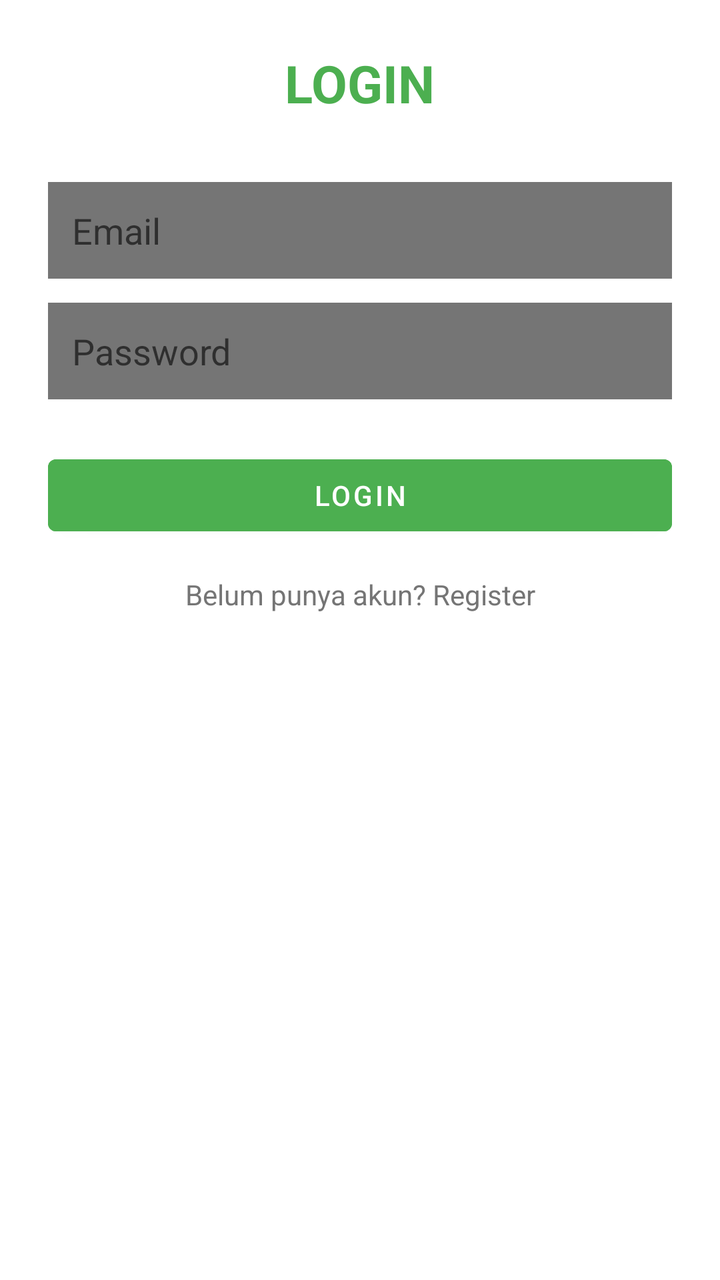
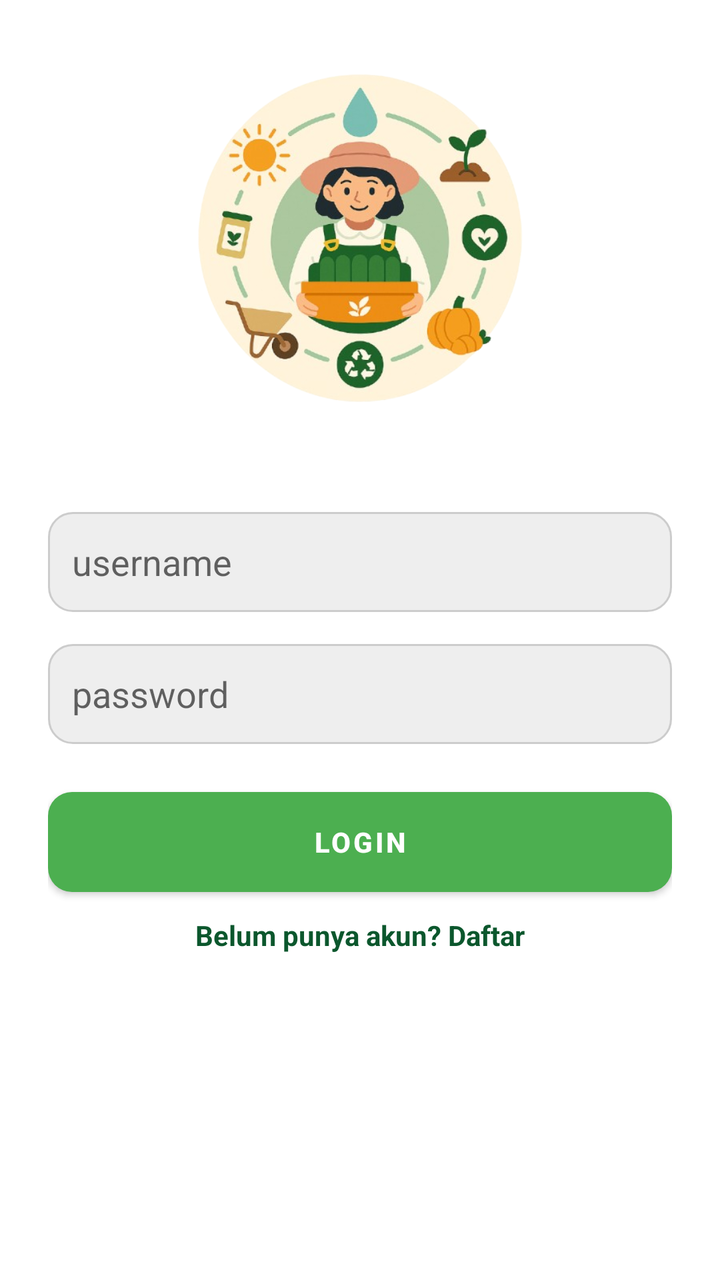

Screens rendered from an Android XML layout before and after an edit, with the pre-edit source and the edit as a unified diff.
<!-- AndroidManifest.xml: application theme Theme.PAMETA -->
<!-- res/layout/activity_login.xml -->
<?xml version="1.0" encoding="utf-8"?>
<LinearLayout
    xmlns:android="http://schemas.android.com/apk/res/android"
    android:orientation="vertical"
    android:padding="24dp"
    android:gravity="center_horizontal"
    android:background="@color/white"
    android:layout_width="match_parent"
    android:layout_height="match_parent">

    
    <TextView
        android:text="LOGIN"
        android:textSize="26sp"
        android:textStyle="bold"
        android:textColor="@color/primary"
        android:layout_marginBottom="32dp"
        android:layout_width="wrap_content"
        android:layout_height="wrap_content"/>

    
    <EditText
        android:id="@+id/etEmail"
        android:hint="@string/email_hint"
        android:padding="12dp"
        android:background="@color/text_secondary"
        android:layout_width="match_parent"
        android:layout_height="wrap_content"/>

    
    <EditText
        android:id="@+id/etPassword"
        android:hint="@string/password_hint"
        android:inputType="textPassword"
        android:padding="12dp"
        android:background="@color/text_secondary"
        android:layout_marginTop="12dp"
        android:layout_width="match_parent"
        android:layout_height="wrap_content"/>

    
    <Button
        android:id="@+id/btnLogin"
        android:text="@string/login"
        android:backgroundTint="@color/primary"
        android:textColor="@color/white"
        android:layout_marginTop="24dp"
        android:layout_width="match_parent"
        android:layout_height="48dp"/>

    
    <TextView
        android:id="@+id/tvToRegister"
        android:text="@string/no_account"
        android:textColor="@color/text_secondary"
        android:gravity="center"
        android:layout_marginTop="16dp"
        android:layout_width="match_parent"
        android:layout_height="wrap_content"/>

</LinearLayout>
<!-- resources referenced by this layout -->
<resources>
  <color name="primary">#4CAF50</color>
  <color name="text_secondary">#757575</color>
  <color name="white">#FFFFFF</color>
  <string name="email_hint">Email</string>
  <string name="login">Login</string>
  <string name="no_account">Belum punya akun? Register</string>
  <string name="password_hint">Password</string>
  <style name="Theme.PAMETA" parent="Theme.MaterialComponents.Light.NoActionBar">
          
          <item name="colorPrimary">@color/primary</item>
          <item name="colorPrimaryVariant">@color/primary</item>
          <item name="colorOnPrimary">@android:color/white</item>
          <item name="android:windowBackground">@color/white</item>
      </style>
</resources>

<!-- the commit's change to res/layout/activity_login.xml (unified diff, before → after) -->
@@ -1,61 +1,56 @@
 <?xml version="1.0" encoding="utf-8"?>
-<LinearLayout
-    xmlns:android="http://schemas.android.com/apk/res/android"
+<LinearLayout xmlns:android="http://schemas.android.com/apk/res/android"
+    android:layout_width="match_parent"
+    android:layout_height="match_parent"
     android:orientation="vertical"
+    android:gravity="center_horizontal"
     android:padding="24dp"
-    android:gravity="center_horizontal"
-    android:background="@color/white"
-    android:layout_width="match_parent"
-    android:layout_height="match_parent">
+    android:background="#FFFFFF">
 
-    
+    <ImageView
+        android:id="@+id/loginImage"
+        android:layout_width="200dp"
+        android:layout_height="200dp"
+        android:src="@drawable/login_image"
+        android:layout_marginBottom="32dp"
+        android:contentDescription="Login Image" />
+
+    <EditText
+        android:id="@+id/usernameEditText"
+        android:layout_width="match_parent"
+        android:layout_height="50dp"
+        android:hint="username"
+        android:background="@drawable/edit_text_bg"
+        android:padding="12dp"
+        android:layout_marginBottom="16dp"/>
+
+    <EditText
+        android:id="@+id/passwordEditText"
+        android:layout_width="match_parent"
+        android:layout_height="50dp"
+        android:hint="password"
+        android:background="@drawable/edit_text_bg"
+        android:padding="12dp"
+        android:inputType="textPassword"
+        android:layout_marginBottom="24dp"/>
+
+    <Button
+        android:id="@+id/loginButton"
+        android:layout_width="match_parent"
+        android:layout_height="50dp"
+        android:text="Login"
+        android:textStyle="bold"
+        android:textColor="#FFFFFF"
+        android:background="@drawable/green_button_bg"
+        android:layout_marginBottom="12dp" />
+
     <TextView
-        android:text="LOGIN"
-        android:textSize="26sp"
+        android:id="@+id/registerLink"
+        android:layout_width="wrap_content"
+        android:layout_height="wrap_content"
+        android:text="Belum punya akun? Daftar"
+        android:textColor="#0B572D"
         android:textStyle="bold"
-        android:textColor="@color/primary"
-        android:layout_marginBottom="32dp"
-        android:layout_width="wrap_content"
-        android:layout_height="wrap_content"/>
-
-    
-    <EditText
-        android:id="@+id/etEmail"
-        android:hint="@string/email_hint"
-        android:padding="12dp"
-        android:background="@color/text_secondary"
-        android:layout_width="match_parent"
-        android:layout_height="wrap_content"/>
-
-    
-    <EditText
-        android:id="@+id/etPassword"
-        android:hint="@string/password_hint"
-        android:inputType="textPassword"
-        android:padding="12dp"
-        android:background="@color/text_secondary"
-        android:layout_marginTop="12dp"
-        android:layout_width="match_parent"
-        android:layout_height="wrap_content"/>
-
-    
-    <Button
-        android:id="@+id/btnLogin"
-        android:text="@string/login"
-        android:backgroundTint="@color/primary"
-        android:textColor="@color/white"
-        android:layout_marginTop="24dp"
-        android:layout_width="match_parent"
-        android:layout_height="48dp"/>
-
-    
-    <TextView
-        android:id="@+id/tvToRegister"
-        android:text="@string/no_account"
-        android:textColor="@color/text_secondary"
-        android:gravity="center"
-        android:layout_marginTop="16dp"
-        android:layout_width="match_parent"
-        android:layout_height="wrap_content"/>
-
+        android:textSize="14sp"
+        android:layout_gravity="center_horizontal"/>
 </LinearLayout>
<!-- resource entries referenced after the edit -->
@@ -1,12 +1,19 @@
 <!-- resources referenced by this layout -->
 <resources>
+  <!-- drawable edit_text_bg (drawable) -->
+  <shape xmlns:android="http://schemas.android.com/apk/res/android">
+      <solid android:color="#EEEEEE"/>
+      <corners android:radius="12dp"/>
+      <stroke android:width="1dp" android:color="#CCCCCC"/>
+  </shape>
+  <!-- drawable green_button_bg (drawable) -->
+  <shape xmlns:android="http://schemas.android.com/apk/res/android">
+      <solid android:color="#0B572D"/>
+      <corners android:radius="12dp"/>
+  </shape>
+  <!-- drawable login_image: png bitmap (drawable, 208264 bytes) -->
   <color name="primary">#4CAF50</color>
-  <color name="text_secondary">#757575</color>
   <color name="white">#FFFFFF</color>
-  <string name="email_hint">Email</string>
-  <string name="login">Login</string>
-  <string name="no_account">Belum punya akun? Register</string>
-  <string name="password_hint">Password</string>
   <style name="Theme.PAMETA" parent="Theme.MaterialComponents.Light.NoActionBar">
           
           <item name="colorPrimary">@color/primary</item>
